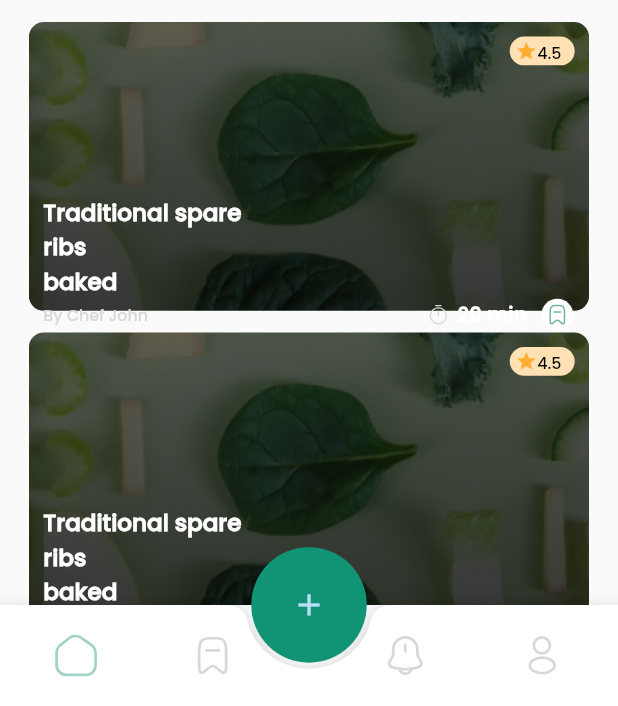
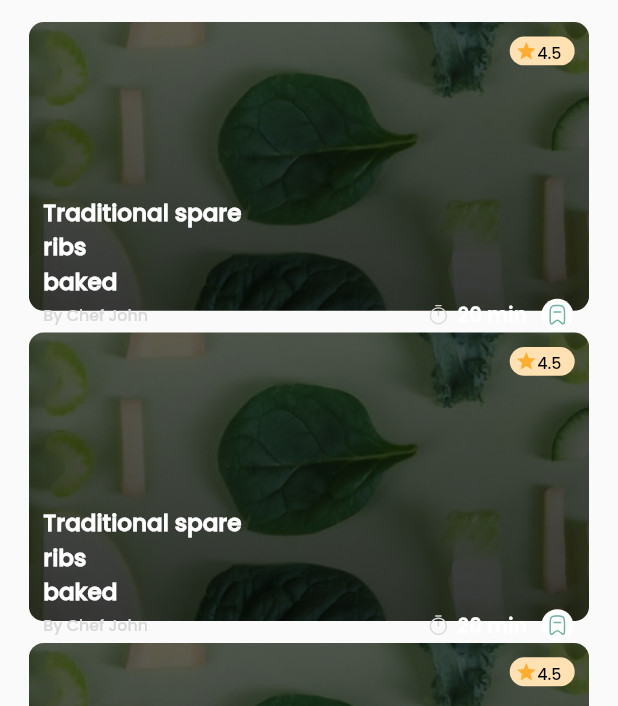
Before and after one commit to 49usama/recipieApp-master, a Flutter app: the Profile screen opened directly, on a phone screen of 412 x 824 dp, the part 530-1236 px from its top. Run offline on Flutter 3.47's test engine with Material 2 defaults, Android fonts, the phone set to English and light mode, and no system bars; our stand-ins replace flutter_svg, get; network calls fail; project files that could hold a hidden picture were left out.

Commit message:
profile screen completed

```diff
--- a/lib/View/Profile/Profile.dart
+++ b/lib/View/Profile/Profile.dart
@@ -13,13 +13,6 @@ import '../Widgets/tabs.dart';
 
 List<bool> isTab1Active = [true,false];
 var tabs = ['Recipe', 'Videos','Tag',];
-final List<String> _svgIcons = [
-  'images/home.svg',
-  'images/save.svg',
-  'images/notify.svg',
-  'images/profile.svg',
-];
-
 
 
 class Profile extends StatefulWidget {
@@ -31,35 +24,11 @@ class Profile extends StatefulWidget {
 
 class _ProfileState extends State<Profile> {
   int Selected = 0;
-  int _selectedIndex = 0;
+
   @override
   Widget build(BuildContext context) {
     return Scaffold(
-      floatingActionButton: CircleAvatar(
-        backgroundColor: Color(0xFF119475),
-        radius: responsive(40, context),
-        child:  Icon(Icons.add,size: responsive(25, context),),
-      ),
-      floatingActionButtonLocation: FloatingActionButtonLocation.centerDocked,
-      bottomNavigationBar: CurvedNavigationBar(
 
-        selectedIndex: _selectedIndex,
-        items: _svgIcons.map((iconPath) {
-          return SvgPicture.asset(
-            height:responsiveDesign(28, context),
-            width:responsiveDesign(28, context),
-            iconPath,
-            color: _selectedIndex == _svgIcons.indexOf(iconPath)
-                ? Color(0xFF119475).withOpacity(0.4)
-                : Colors.grey.withOpacity(0.4),
-          );
-        }).toList(),
-        onTap: (index) {
-          setState(() {
-            _selectedIndex = index;
-          });
-        },
-      ),
       body: Padding(
         padding:  EdgeInsets.fromLTRB(responsive(10, context), 0, responsive(10, context), 0),
         child: SingleChildScrollView(
```
